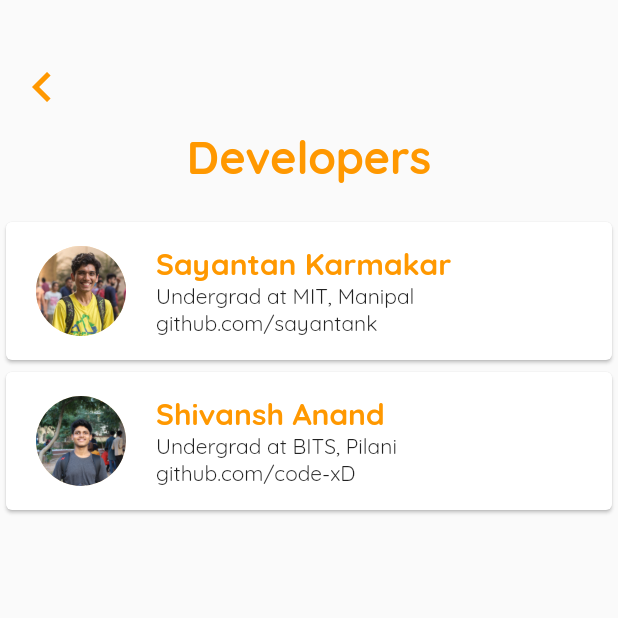
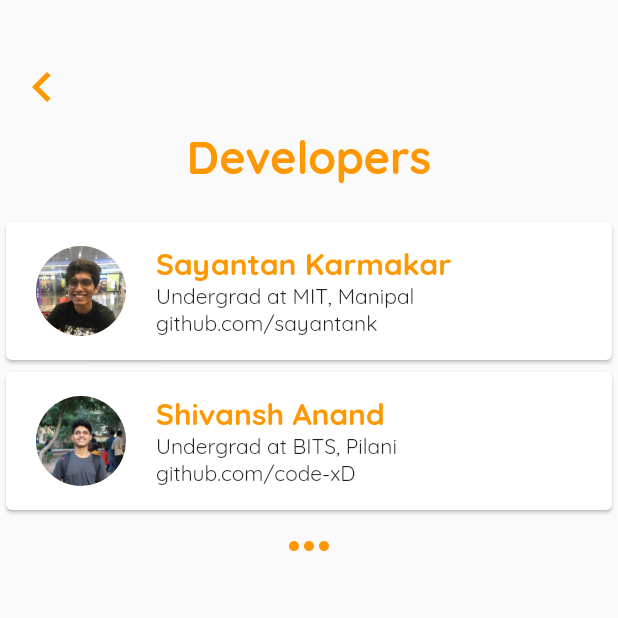
Before and after one commit to code-xD/TimeTable-API, a Flutter app: the screen it shows after launch, after a tap on the "code" icon, on a phone screen of 412 x 824 dp, the top half of it. Run offline on Flutter 3.47's test engine with Material 2 defaults, Android fonts, the phone set to English and light mode, and no system bars; network calls fail.

Commit message:
added fcs

```diff
--- a/frontend/mymenu/lib/devpage.dart
+++ b/frontend/mymenu/lib/devpage.dart
@@ -1,4 +1,5 @@
 import 'package:flutter/material.dart';
+import 'package:url_launcher/url_launcher.dart';
 
 class DevPage extends StatelessWidget {
   @override
@@ -36,6 +37,7 @@ class DevPage extends StatelessWidget {
               ),
               SizedBox(
                 height: 100,
+                child: GestureDetector(
                   child: Card(
                     child: Row(
                       mainAxisAlignment: MainAxisAlignment.start,
@@ -44,7 +46,7 @@ class DevPage extends StatelessWidget {
                           width: 20,
                         ),
                         CircleAvatar(
-                        backgroundImage: AssetImage('assets/pp.jpg'),
+                          backgroundImage: AssetImage('assets/pp3.jpeg'),
                           radius: 30,
                         ),
                         SizedBox(
@@ -69,9 +71,14 @@ class DevPage extends StatelessWidget {
                       ],
                     ),
                   ),
+                  onDoubleTap: () {
+                    _launchSayaURL();
+                  },
+                ),
               ),
               SizedBox(
                 height: 100,
+                child: GestureDetector(
                   child: Card(
                     child: Row(
                       mainAxisAlignment: MainAxisAlignment.start,
@@ -105,11 +112,38 @@ class DevPage extends StatelessWidget {
                       ],
                     ),
                   ),
+                  onDoubleTap: () {
+                    _launchShivuURL();
+                  },
                 ),
+              ),
+              Icon(
+                Icons.more_horiz,
+                size: 40,
+                color: Colors.orange,
+              )
             ],
           ),
         ],
       ),
     );
   }
+
+  _launchSayaURL() async {
+    const url = 'https://github.com/sayantank';
+    if (await canLaunch(url)) {
+      await launch(url);
+    } else {
+      throw 'Could not launch $url';
     }
+  }
+
+  _launchShivuURL() async {
+    const url = 'https://github.com/code-xD';
+    if (await canLaunch(url)) {
+      await launch(url);
+    } else {
+      throw 'Could not launch $url';
+    }
+  }
+}
--- a/frontend/mymenu/lib/homepage.dart
+++ b/frontend/mymenu/lib/homepage.dart
@@ -2,6 +2,14 @@ import 'package:flutter/material.dart';
 import 'package:intl/intl.dart';
 import 'listpage.dart';
 import 'devpage.dart';
+import 'package:http/http.dart' as http;
+import 'dart:convert';
+
+class FoodCourt {
+  final String name;
+
+  FoodCourt(this.name);
+}
 
 class HomePage extends StatefulWidget {
   @override
@@ -13,8 +21,22 @@ class _HomePageState extends State<HomePage> {
   String date = DateFormat('yyyy-MM-dd').format(DateTime.now());
   List<String> plans = ["Breakfast", "Lunch", "Snacks", "Dinner"];
   String selectedPlan = "Breakfast";
-  List<String> foodcourts = ["Sodexo", "FC2"];
-  String selectedFc = "Sodexo";
+  String selectedFc;
+  List<FoodCourt> fclist;
+
+  Future<List<FoodCourt>> _getFoodCourt() async {
+    var data = await http
+        .get("http://timetable-api-manipal.herokuapp.com/getfoodcourt");
+    var jsonData = json.decode(data.body);
+
+    List<FoodCourt> fcs = [];
+
+    for (var u in jsonData) {
+      FoodCourt fc = FoodCourt(u["name"]);
+      fcs.add(fc);
+    }
+    return fcs;
+  }
 
   Future<Null> _selectDate(BuildContext context) async {
     final DateTime picked = await showDatePicker(
@@ -37,7 +59,7 @@ class _HomePageState extends State<HomePage> {
     return Scaffold(
       body: Column(
         children: <Widget>[
-          SizedBox(height: 30),
+          SizedBox(height: 40),
           Row(
             mainAxisAlignment: MainAxisAlignment.end,
             children: <Widget>[
@@ -52,9 +74,9 @@ class _HomePageState extends State<HomePage> {
               ),
             ],
           ),
-          Column(
-            mainAxisAlignment: MainAxisAlignment.center,
-            children: <Widget>[
+          SizedBox(
+            height: 20,
+          ),
           Center(
             child: Text(
               'MyMenu',
@@ -66,25 +88,30 @@ class _HomePageState extends State<HomePage> {
             ),
           ),
           SizedBox(height: 30),
-              DropdownButton(
-                hint:
-                    Text('Please choose a meal'), // Not necessary for Option 1
+          FutureBuilder<List<FoodCourt>>(
+              future: _getFoodCourt(),
+              builder: (context, snapshot) {
+                if (snapshot.hasData) {
+                  return DropdownButton<String>(
+                    hint: Text("Select"),
                     value: selectedFc,
                     onChanged: (newValue) {
                       setState(() {
                         selectedFc = newValue;
+                        print(selectedFc);
                       });
                     },
-                items: foodcourts.map((fc) {
-                  return DropdownMenuItem(
-                    child: new Text(
-                      fc,
-                      style: TextStyle(fontSize: 25),
-                    ),
-                    value: fc,
+                    items: snapshot.data.map((fc) {
+                      return DropdownMenuItem<String>(
+                        child: Text(fc.name),
+                        value: fc.name,
                       );
                     }).toList(),
-              ),
+                  );
+                } else {
+                  return CircularProgressIndicator();
+                }
+              }),
           SizedBox(
             height: 30,
           ),
@@ -115,8 +142,6 @@ class _HomePageState extends State<HomePage> {
           ),
           SizedBox(height: 30),
           DropdownButton(
-                hint:
-                    Text('Please choose a meal'), // Not necessary for Option 1
             value: selectedPlan,
             onChanged: (newValue) {
               setState(() {
@@ -151,11 +176,13 @@ class _HomePageState extends State<HomePage> {
                   builder: (context) => ListPage(
                         plan: selectedPlan.toUpperCase(),
                         date: date,
-                                )));
+                        fc: "$selectedFc-admin",
+                      ),
+                ),
+              );
             },
             shape: new RoundedRectangleBorder(
-                      borderRadius: new BorderRadius.circular(30.0)))
-            ],
+                borderRadius: new BorderRadius.circular(30.0)),
           ),
         ],
       ),
--- a/frontend/mymenu/pubspec.yaml
+++ b/frontend/mymenu/pubspec.yaml
@@ -22,6 +22,7 @@ dependencies:
 
   http: ^0.12.0+2
   intl: ^0.15.8
+  url_launcher: ^5.0.3
 
   # The following adds the Cupertino Icons font to your application.
   # Use with the CupertinoIcons class for iOS style icons.
@@ -52,6 +53,7 @@ flutter:
   assets:
     - assets/pp.jpg
     - assets/pp2.jpg
+    - assets/pp3.jpeg
   # To add assets to your application, add an assets section, like this:
   # assets:
   #  - images/a_dot_burr.jpeg
```
Also changed, not shown: frontend/mymenu/lib/listpage.dart (+15 -4 lines), frontend/mymenu/assets/pp3.jpeg (added), frontend/mymenu/pubspec.lock. Lines whose indentation alone changed are shown as unchanged.
